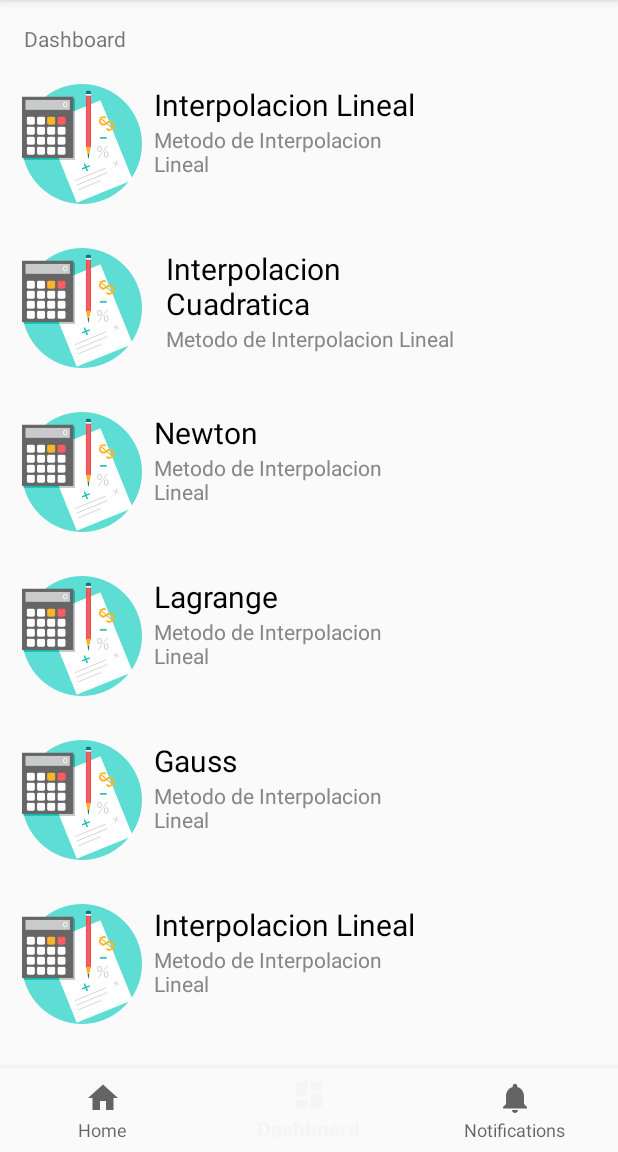
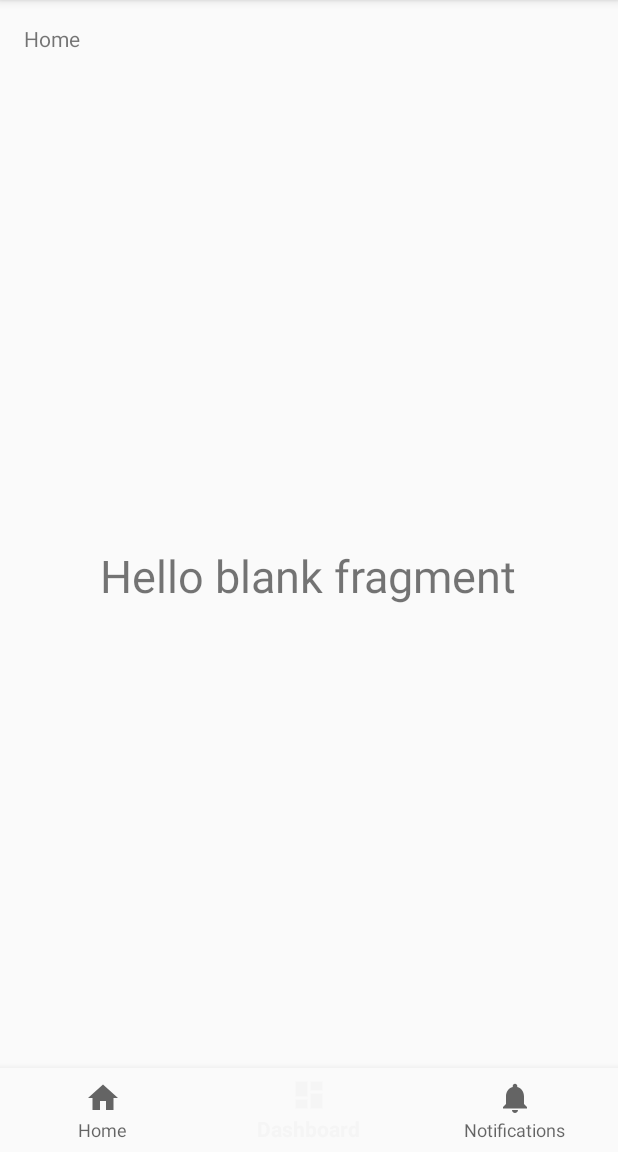
Before and after one commit to begeistert/Sherlock, an Android app: the screen it shows after launch (MainActivity), item 2 of the bottom bar chosen, on a phone screen of 412 x 824 dp, the part 84-1236 px from its top. Run offline under Robolectric (Android 15) with nearby library versions, the phone set to English and light mode, and no system bars.

Commit message:
Pre Build 1.0.0-alpha01 ClickListeners en items de RecyclerViews

```diff
--- a/app/build.gradle
+++ b/app/build.gradle
@@ -32,6 +32,7 @@ dependencies {
     implementation 'androidx.constraintlayout:constraintlayout:1.1.3'
     implementation 'androidx.legacy:legacy-support-v4:1.0.0'
     testImplementation 'junit:junit:4.12'
+    implementation "org.jetbrains.anko:anko:$ankoVersion"
     androidTestImplementation 'androidx.test:runner:1.2.0'
     androidTestImplementation 'androidx.test.espresso:espresso-core:3.2.0'
     //noinspection GradlePath
--- a/app/src/main/java/mx/brennen/sherlock/FirstFragment.kt
+++ b/app/src/main/java/mx/brennen/sherlock/FirstFragment.kt
@@ -2,18 +2,42 @@ package mx.brennen.sherlock
 
 
 import android.os.Bundle
-import androidx.fragment.app.Fragment
 import android.view.LayoutInflater
 import android.view.View
 import android.view.ViewGroup
 import android.widget.ArrayAdapter
+import androidx.fragment.app.Fragment
 import androidx.recyclerview.widget.LinearLayoutManager
 import androidx.recyclerview.widget.RecyclerView
 import kotlinx.android.synthetic.main.fragment_first.*
 import mx.brennen.sherlock.res.Item
 import mx.brennen.sherlock.res.PersonalAdapter
+import mx.brennen.sherlock.res.misc.OnNoteLister
 
-class FirstFragment : Fragment() {
+
+class FirstFragment : Fragment(), OnNoteLister {
+
+    override fun OnNoteListener(position: Int) {
+
+        when (position) {
+
+            1 -> {
+
+                val fragmentManager = activity!!.supportFragmentManager
+                val fragmentTransaction = fragmentManager.beginTransaction()
+                fragmentTransaction.apply {
+
+                    replace(R.id.hostFragment, NewtonFragment())
+
+                }
+                fragmentTransaction.commit()
+
+
+            }
+
+        }
+
+    }
 
     val itemList : ArrayList<Item> = ArrayList()
     lateinit var reciclerView : RecyclerView
@@ -35,10 +59,8 @@ class FirstFragment : Fragment() {
 
         createList()
 
-        val personalAdapter = PersonalAdapter(itemList)
+        val personalAdapter = PersonalAdapter(itemList,this)
         reciclerView.adapter = personalAdapter
-
-
         val list = arrayOf("Newton","Lagrange","Interpolacion","Lineal","Cuadratica")
         val stringAdapter = context?.let { ArrayAdapter<String>(it, android.R.layout.simple_list_item_1, list) }
 
@@ -48,16 +70,136 @@ class FirstFragment : Fragment() {
 
     private fun createList() {
 
-        itemList.add(Item("Interpolacion Lineal", "Metodo de Interpolacion Lineal",R.drawable.calculo))
-        itemList.add(Item("Interpolacion Cuadratica", "Metodo de Interpolacion Lineal",R.drawable.calculo))
-        itemList.add(Item("Newton", "Metodo de Interpolacion Lineal",R.drawable.calculo))
-        itemList.add(Item("Lagrange", "Metodo de Interpolacion Lineal",R.drawable.calculo))
-        itemList.add(Item("Gauss", "Metodo de Interpolacion Lineal",R.drawable.calculo))
-        itemList.add(Item("Interpolacion Lineal", "Metodo de Interpolacion Lineal",R.drawable.calculo))
-        itemList.add(Item("Interpolacion Cuadratica", "Metodo de Interpolacion Lineal",R.drawable.calculo))
-        itemList.add(Item("Newton", "Metodo de Interpolacion Lineal",R.drawable.calculo))
-        itemList.add(Item("Lagrange", "Metodo de Interpolacion Lineal",R.drawable.calculo))
-        itemList.add(Item("", "",R.drawable.empty))
+        itemList.add(Item("Interpolacion Lineal", "Metodo de Interpolacion Lineal",R.drawable.calculo,View.OnClickListener {
+
+            val fragmentManager = activity!!.supportFragmentManager
+            val fragmentTransaction = fragmentManager.beginTransaction()
+            fragmentTransaction.apply {
+
+                replace(R.id.hostFragment, NewtonFragment())
+
+            }
+            fragmentTransaction.commit()
+
+
+        }))
+        itemList.add(Item("Interpolacion Cuadratica", "Metodo de Interpolacion Lineal",R.drawable.calculo,View.OnClickListener {
+
+            val fragmentManager = activity!!.supportFragmentManager
+            val fragmentTransaction = fragmentManager.beginTransaction()
+            fragmentTransaction.apply {
+
+                replace(R.id.hostFragment, NewtonFragment())
+
+            }
+            fragmentTransaction.commit()
+
+
+        }))
+        itemList.add(Item("Newton", "Metodo de Interpolacion Lineal",R.drawable.calculo,View.OnClickListener {
+
+            val fragmentManager = activity!!.supportFragmentManager
+            val fragmentTransaction = fragmentManager.beginTransaction()
+            fragmentTransaction.apply {
+
+                replace(R.id.hostFragment, NewtonFragment())
+
+            }
+            fragmentTransaction.commit()
+
+
+        }))
+        itemList.add(Item("Lagrange", "Metodo de Interpolacion Lineal",R.drawable.calculo,View.OnClickListener {
+
+            val fragmentManager = activity!!.supportFragmentManager
+            val fragmentTransaction = fragmentManager.beginTransaction()
+            fragmentTransaction.apply {
+
+                replace(R.id.hostFragment, NewtonFragment())
+
+            }
+            fragmentTransaction.commit()
+
+
+        }))
+        itemList.add(Item("Gauss", "Metodo de Interpolacion Lineal",R.drawable.calculo,View.OnClickListener {
+
+            val fragmentManager = activity!!.supportFragmentManager
+            val fragmentTransaction = fragmentManager.beginTransaction()
+            fragmentTransaction.apply {
+
+                replace(R.id.hostFragment, NewtonFragment())
+
+            }
+            fragmentTransaction.commit()
+
+
+        }))
+        itemList.add(Item("Interpolacion Lineal", "Metodo de Interpolacion Lineal",R.drawable.calculo,View.OnClickListener {
+
+            val fragmentManager = activity!!.supportFragmentManager
+            val fragmentTransaction = fragmentManager.beginTransaction()
+            fragmentTransaction.apply {
+
+                replace(R.id.hostFragment, NewtonFragment())
+
+            }
+            fragmentTransaction.commit()
+
+
+        }))
+        itemList.add(Item("Interpolacion Cuadratica", "Metodo de Interpolacion Lineal",R.drawable.calculo,View.OnClickListener {
+
+            val fragmentManager = activity!!.supportFragmentManager
+            val fragmentTransaction = fragmentManager.beginTransaction()
+            fragmentTransaction.apply {
+
+                replace(R.id.hostFragment, NewtonFragment())
+
+            }
+            fragmentTransaction.commit()
+
+
+        }))
+        itemList.add(Item("Newton", "Metodo de Interpolacion Lineal",R.drawable.calculo,View.OnClickListener {
+
+            val fragmentManager = activity!!.supportFragmentManager
+            val fragmentTransaction = fragmentManager.beginTransaction()
+            fragmentTransaction.apply {
+
+                replace(R.id.hostFragment, NewtonFragment())
+
+            }
+            fragmentTransaction.commit()
+
+
+        }))
+        itemList.add(Item("Lagrange", "Metodo de Interpolacion Lineal",R.drawable.calculo,View.OnClickListener {
+
+            val fragmentManager = activity!!.supportFragmentManager
+            val fragmentTransaction = fragmentManager.beginTransaction()
+            fragmentTransaction.apply {
+
+                replace(R.id.hostFragment, NewtonFragment())
+
+            }
+            fragmentTransaction.commit()
+
+
+        }))
+        itemList.add(Item("", "",R.drawable.empty,View.OnClickListener {
+
+            val fragmentManager = activity!!.supportFragmentManager
+            val fragmentTransaction = fragmentManager.beginTransaction()
+            fragmentTransaction.apply {
+
+                replace(R.id.hostFragment, NewtonFragment())
+
+            }
+            fragmentTransaction.commit()
+
+
+        }))
 
     }
 
--- a/app/src/main/java/mx/brennen/sherlock/MainActivity.kt
+++ b/app/src/main/java/mx/brennen/sherlock/MainActivity.kt
@@ -1,12 +1,11 @@
 package mx.brennen.sherlock
 
 import android.os.Bundle
+import android.widget.TextView
+import androidx.appcompat.app.AppCompatActivity
 import com.google.android.material.bottomnavigation.BottomNavigationView
-import androidx.appcompat.app.AppCompatActivity
-import android.widget.TextView
 
 class MainActivity : AppCompatActivity() {
-
 
     private lateinit var textMessage: TextView
     private val onNavigationItemSelectedListener = BottomNavigationView.OnNavigationItemSelectedListener { item ->
@@ -26,7 +25,16 @@ class MainActivity : AppCompatActivity() {
                 return@OnNavigationItemSelectedListener true
             }
             R.id.navigation_dashboard -> {
-                textMessage.setText(R.string.title_dashboard)
+
+                val fragmentManager = supportFragmentManager
+                val fragmentTransaction = fragmentManager.beginTransaction()
+                fragmentTransaction.apply {
+
+                    replace(R.id.hostFragment, NewtonFragment())
+
+                }
+                fragmentTransaction.commit()
+
                 return@OnNavigationItemSelectedListener true
             }
             R.id.navigation_notifications -> {
--- /dev/null
+++ b/app/src/main/java/mx/brennen/sherlock/NewtonFragment.kt
@@ -0,0 +1,21 @@
+package mx.brennen.sherlock
+
+
+import android.os.Bundle
+import androidx.fragment.app.Fragment
+import android.view.LayoutInflater
+import android.view.View
+import android.view.ViewGroup
+
+class NewtonFragment : Fragment() {
+
+    override fun onCreateView(
+        inflater: LayoutInflater, container: ViewGroup?,
+        savedInstanceState: Bundle?
+    ): View? {
+        // Inflate the layout for this fragment
+        return inflater.inflate(R.layout.fragment_newton, container, false)
+    }
+
+
+}
--- a/app/src/main/java/mx/brennen/sherlock/res/Item.kt
+++ b/app/src/main/java/mx/brennen/sherlock/res/Item.kt
@@ -1,9 +1,5 @@
 package mx.brennen.sherlock.res
 
-class Item (title: String, info : String, image : Int){
+import android.view.View
 
-    var title :String = title
-    var info : String = info
-    var image : Int = image
-
-}
+class Item (var title: String, var info: String, var image: Int, var listener: View.OnClickListener)
--- a/app/src/main/java/mx/brennen/sherlock/res/PersonalAdapter.kt
+++ b/app/src/main/java/mx/brennen/sherlock/res/PersonalAdapter.kt
@@ -1,6 +1,5 @@
 package mx.brennen.sherlock.res
 
-import android.annotation.SuppressLint
 import android.view.LayoutInflater
 import android.view.View
 import android.view.ViewGroup
@@ -8,16 +7,16 @@ import android.widget.ImageView
 import android.widget.TextView
 import androidx.recyclerview.widget.RecyclerView
 import mx.brennen.sherlock.R
+import mx.brennen.sherlock.res.misc.OnNoteLister
 
-class PersonalAdapter(receivedList : ArrayList<Item>) : RecyclerView.Adapter<PersonalAdapter.ViewItems>() {
+class PersonalAdapter(receivedList : ArrayList<Item>, private val onNoteListener: OnNoteLister) : RecyclerView.Adapter<PersonalAdapter.ViewItems>() {
 
     private val listOfItems = receivedList
 
-    @SuppressLint("InflateParams")
     override fun onCreateViewHolder(parent: ViewGroup, viewType: Int) : ViewItems {
 
         val view = LayoutInflater.from(parent.context).inflate(R.layout.item_list,null,false)
-        return ViewItems(view)
+        return ViewItems(view,onNoteListener)
 
     }
 
@@ -35,11 +34,25 @@ class PersonalAdapter(receivedList : ArrayList<Item>) : RecyclerView.Adapter<Per
 
     }
 
-    class ViewItems(itemView: View) : RecyclerView.ViewHolder(itemView) {
+    class ViewItems(itemView: View, onNoteListener: OnNoteLister) : RecyclerView.ViewHolder(itemView) , View.OnClickListener {
+
+        override fun onClick(p0: View?) {
+
+            listener.OnNoteListener(adapterPosition)
+
+        }
 
         val title : TextView = itemView.findViewById(R.id.itemTitle)
         val info : TextView = itemView.findViewById(R.id.itemContent)
         val image : ImageView = itemView.findViewById(R.id.itemImage)
+        var listener = onNoteListener
+
+        init {
+
+            itemView.setOnClickListener(this)
+
+        }
+
 
     }
 
--- /dev/null
+++ b/app/src/main/java/mx/brennen/sherlock/res/misc/OnNoteListener.kt
@@ -0,0 +1,7 @@
+package mx.brennen.sherlock.res.misc
+
+interface OnNoteLister{
+
+    fun OnNoteListener(position : Int)
+
+}
--- /dev/null
+++ b/app/src/main/res/layout/fragment_newton.xml
@@ -0,0 +1,16 @@
+<?xml version="1.0" encoding="utf-8"?>
+<RelativeLayout xmlns:android="http://schemas.android.com/apk/res/android"
+             xmlns:tools="http://schemas.android.com/tools"
+             android:layout_width="match_parent"
+             android:layout_height="match_parent"
+             tools:context=".NewtonFragment">
+
+    <!-- TODO: Update blank fragment layout -->
+    <TextView
+            android:layout_width="wrap_content"
+            android:layout_height="wrap_content"
+            android:textSize="30sp"
+            android:layout_centerInParent="true"
+            android:text="@string/hello_blank_fragment"/>
+
+</RelativeLayout>
--- a/build.gradle
+++ b/build.gradle
@@ -2,6 +2,7 @@
 
 buildscript {
     ext.kotlin_version = '1.3.50'
+    ext.ankoVersion = "0.10.8"
     repositories {
         google()
         jcenter()
```
